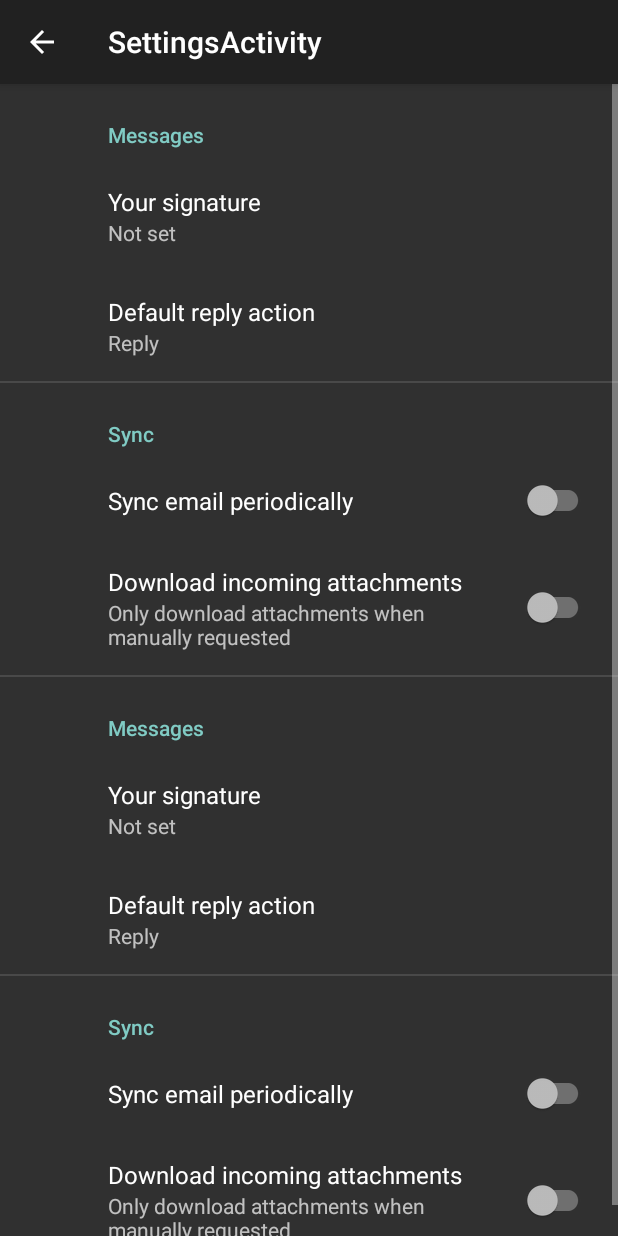
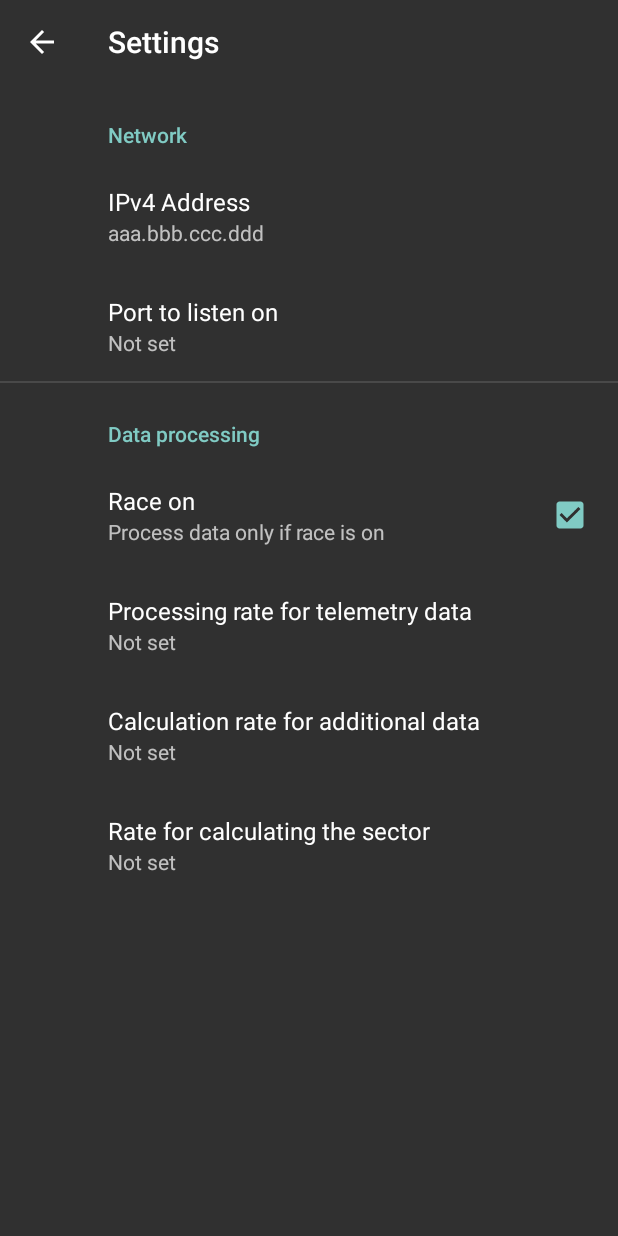
Before and after one commit to KnightsWhoSayNi0/ForzaTelemetry, an Android app: the SettingsActivity screen opened directly, with no data from a screen before it, on a phone screen of 412 x 824 dp. Run offline under Robolectric (Android 15) with nearby library versions, the phone set to English and light mode, and no system bars; our stand-ins replace androidx.preference.

Commit message:
Settings layout done, but settings do not yet apply

```diff
--- a/app/src/main/java/de/henrikkaltenbach/forzatelemetry/SettingsActivity.java
+++ b/app/src/main/java/de/henrikkaltenbach/forzatelemetry/activities/SettingsActivity.java
@@ -1,16 +1,21 @@
-package de.henrikkaltenbach.forzatelemetry;
+package de.henrikkaltenbach.forzatelemetry.activities;
 
 import android.os.Bundle;
 import androidx.appcompat.app.ActionBar;
 import androidx.appcompat.app.AppCompatActivity;
+import androidx.appcompat.widget.Toolbar;
 import androidx.preference.PreferenceFragmentCompat;
+
+import de.henrikkaltenbach.forzatelemetry.R;
 
 public class SettingsActivity extends AppCompatActivity {
 
     @Override
     protected void onCreate(Bundle savedInstanceState) {
         super.onCreate(savedInstanceState);
-        setContentView(R.layout.settings_activity);
+        setContentView(R.layout.activity_settings);
+        Toolbar toolbar = findViewById(R.id.toolbar);
+        setSupportActionBar(toolbar);
         getSupportFragmentManager()
                 .beginTransaction()
                 .replace(R.id.settings, new SettingsFragment())
@@ -24,7 +29,7 @@ public class SettingsActivity extends AppCompatActivity {
     public static class SettingsFragment extends PreferenceFragmentCompat {
         @Override
         public void onCreatePreferences(Bundle savedInstanceState, String rootKey) {
-            setPreferencesFromResource(R.xml.root_preferences, rootKey);
+            setPreferencesFromResource(R.xml.preferences, rootKey);
         }
     }
 }
--- /dev/null
+++ b/app/src/main/res/layout/activity_settings.xml
@@ -0,0 +1,19 @@
+<?xml version="1.0" encoding="utf-8"?>
+<LinearLayout
+        xmlns:android="http://schemas.android.com/apk/res/android"
+        xmlns:app="http://schemas.android.com/apk/res-auto"
+        android:layout_width="match_parent"
+        android:layout_height="match_parent"
+        android:orientation="vertical">
+    <androidx.appcompat.widget.Toolbar
+            android:id="@+id/toolbar"
+            android:layout_width="match_parent"
+            android:layout_height="?attr/actionBarSize"
+            android:elevation="10dp"
+            android:theme="@style/ThemeOverlay.AppCompat.ActionBar"
+            app:popupTheme="@style/ThemeOverlay.AppCompat.Light"/>
+    <FrameLayout
+            android:id="@+id/settings"
+            android:layout_width="match_parent"
+            android:layout_height="match_parent"/>
+</LinearLayout>
--- a/app/src/main/res/layout/settings_activity.xml
+++ /dev/null
@@ -1,9 +0,0 @@
-<LinearLayout
-        xmlns:android="http://schemas.android.com/apk/res/android"
-        android:layout_width="match_parent"
-        android:layout_height="match_parent">
-    <FrameLayout
-            android:id="@+id/settings"
-            android:layout_width="match_parent"
-            android:layout_height="match_parent"/>
-</LinearLayout>
--- a/app/src/main/res/values/arrays.xml
+++ b/app/src/main/res/values/arrays.xml
@@ -1,12 +1,32 @@
+<?xml version="1.0" encoding="utf-8"?>
 <resources>
-    <!-- Reply Preference -->
-    <string-array name="reply_entries">
-        <item>Reply</item>
-        <item>Reply to all</item>
+    <!-- Processing rate Preference -->
+    <string-array name="processing_rate">
+        <item>60 ¹⁄ₛ</item>
+        <item>30 ¹⁄ₛ</item>
+        <item>20 ¹⁄ₛ</item>
+        <item>15 ¹⁄ₛ</item>
+        <item>12 ¹⁄ₛ</item>
+        <item>10 ¹⁄ₛ</item>
+        <item>6 ¹⁄ₛ</item>
+        <item>5 ¹⁄ₛ</item>
+        <item>4 ¹⁄ₛ</item>
+        <item>3 ¹⁄ₛ</item>
+        <item>2 ¹⁄ₛ</item>
+        <item>1 ¹⁄ₛ</item>
     </string-array>
-
-    <string-array name="reply_values">
-        <item>reply</item>
-        <item>reply_all</item>
+    <string-array name="processing_rate_values">
+        <item>1</item>
+        <item>2</item>
+        <item>3</item>
+        <item>4</item>
+        <item>5</item>
+        <item>6</item>
+        <item>10</item>
+        <item>12</item>
+        <item>15</item>
+        <item>20</item>
+        <item>30</item>
+        <item>60</item>
     </string-array>
 </resources>
--- a/app/src/main/res/values/colors.xml
+++ b/app/src/main/res/values/colors.xml
@@ -1,9 +1,6 @@
 <?xml version="1.0" encoding="utf-8"?>
 <resources>
-    <color name="colorPrimary">#6200EE</color>
-    <color name="colorPrimaryDark">#3700B3</color>
+    <color name="colorPrimary">#000000</color>
     <color name="colorAccent">#03DAC5</color>
     <color name="red">#F44336</color>
-    <color name="white">#FFFFFF</color>
-    <color name="yellow">#FFEB3B</color>
 </resources>
--- a/app/src/main/res/values/strings.xml
+++ b/app/src/main/res/values/strings.xml
@@ -1,6 +1,11 @@
+<?xml version="1.0" encoding="utf-8"?>
 <resources>
-    <!-- Labels -->
+    <!-- App labels -->
     <string name="app_name">Forza Telemetry</string>
+    <string name="settings">Settings</string>
+    <string name="about">About</string>
+
+    <!-- Telemetry labels -->
     <string name="rpm">RPM</string>
     <string name="gear">Gear</string>
     <string name="boost">Boost</string>
@@ -35,20 +40,24 @@
     <string name="format_f6p2">%6.2f</string>
     <string name="format_f8p2">%8.2f</string>
 
-    <!--  -->
-    <string name="title_activity_settings">SettingsActivity</string>
+    <!-- Preference categories -->
+    <string name="network">Network</string>
+    <string name="data_processing">Data processing</string>
 
-    <!-- Preference Titles -->
-    <string name="messages_header">Messages</string>
-    <string name="sync_header">Sync</string>
+    <!-- Network preferences -->
+    <string name="ipv4">IPv4 Address</string>
+    <string name="ipv4_address">aaa.bbb.ccc.ddd</string>
+    <string name="port">Port to listen on</string>
 
-    <!-- Messages Preferences -->
-    <string name="signature_title">Your signature</string>
-    <string name="reply_title">Default reply action</string>
+    <!-- Data processing preferences -->
+    <string name="race_on">Race on</string>
+    <string name="processing_rate">Processing rate for telemetry data</string>
+    <string name="calculation_rate">Calculation rate for additional data</string>
+    <string name="sector_rate">Rate for calculating the sector</string>
 
-    <!-- Sync Preferences -->
-    <string name="sync_title">Sync email periodically</string>
-    <string name="attachment_title">Download incoming attachments</string>
-    <string name="attachment_summary_on">Automatically download attachments for incoming emails</string>
-    <string name="attachment_summary_off">Only download attachments when manually requested</string>
+    <!-- About -->
+    <string name="app_icon_description">App Icon</string>
+    <string name="version_placeholder">Version m.m.b.r</string>
+    <string name="author">developed by Henrik Kaltenbach</string>
+    <string name="license">published under GNU General Public License v3.0</string>
 </resources>
--- a/app/src/main/res/values/styles.xml
+++ b/app/src/main/res/values/styles.xml
@@ -1,8 +1,17 @@
+<?xml version="1.0" encoding="utf-8"?>
 <resources>
     <!-- Base application theme. -->
-    <style name="AppTheme" parent="Theme.AppCompat">
-        <!-- Customize your theme here. -->
+    <style name="AppTheme" parent="Theme.AppCompat.Light.DarkActionBar">
+        <item name="colorAccent">@color/colorAccent</item>
+        <item name="colorPrimary">@color/colorPrimary</item>
+    </style>
+
+    <!-- Main activity theme. -->
+    <style name="AppTheme.NoActionBar" parent="Theme.AppCompat.NoActionBar">
         <item name="android:navigationBarColor">@android:color/transparent</item>
         <item name="android:windowFullscreen">true</item>
+        <item name="windowActionBar">false</item>
+        <item name="windowNoTitle">true</item>
     </style>
+
 </resources>
--- /dev/null
+++ b/app/src/main/res/xml/preferences.xml
@@ -0,0 +1,45 @@
+<?xml version="1.0" encoding="utf-8"?>
+<PreferenceScreen
+        xmlns:android="http://schemas.android.com/apk/res/android" xmlns:app="http://schemas.android.com/apk/res-auto">
+    <PreferenceCategory
+            app:title="@string/network">
+        <Preference
+                app:key="ip"
+                app:title="@string/ipv4"
+                app:summary="@string/ipv4_address"/>
+        <EditTextPreference
+                app:key="port"
+                app:title="@string/port"
+                android:summary="Process data only if race is on"
+                app:useSimpleSummaryProvider="true"
+        />
+    </PreferenceCategory>
+    <PreferenceCategory
+            app:key="dataProcessing"
+            app:title="@string/data_processing"
+            app:initialExpandedChildrenCount="1">
+        <CheckBoxPreference
+                android:key="onlyIfRaceIsOn"
+                android:title="@string/race_on"
+                android:defaultValue="true"
+                android:summary="Process data only if race is on"/>
+        <ListPreference
+                android:key="processingRate"
+                android:title="@string/processing_rate"
+                android:entries="@array/processing_rate"
+                android:entryValues="@array/processing_rate_values"
+                app:useSimpleSummaryProvider="true"/>
+        <ListPreference
+                android:key="calculation_rate"
+                android:title="@string/calculation_rate"
+                android:entries="@array/processing_rate"
+                android:entryValues="@array/processing_rate_values"
+                app:useSimpleSummaryProvider="true"/>
+        <ListPreference
+                android:key="sector_rate"
+                android:title="@string/sector_rate"
+                android:entries="@array/processing_rate"
+                android:entryValues="@array/processing_rate_values"
+                app:useSimpleSummaryProvider="true"/>
+    </PreferenceCategory>
+</PreferenceScreen>
--- a/app/src/main/res/xml/root_preferences.xml
+++ /dev/null
@@ -1,70 +0,0 @@
-<PreferenceScreen
-        xmlns:app="http://schemas.android.com/apk/res-auto">
-
-    <PreferenceCategory
-            app:title="@string/messages_header">
-
-        <EditTextPreference
-                app:key="signature"
-                app:title="@string/signature_title"
-                app:useSimpleSummaryProvider="true"/>
-
-        <ListPreference
-                app:key="reply"
-                app:title="@string/reply_title"
-                app:entries="@array/reply_entries"
-                app:entryValues="@array/reply_values"
-                app:defaultValue="reply"
-                app:useSimpleSummaryProvider="true"/>
-
-    </PreferenceCategory>
-
-    <PreferenceCategory
-            app:title="@string/sync_header">
-
-        <SwitchPreferenceCompat
-                app:key="sync"
-                app:title="@string/sync_title"/>
-
-        <SwitchPreferenceCompat
-                app:key="attachment"
-                app:title="@string/attachment_title"
-                app:summaryOn="@string/attachment_summary_on"
-                app:summaryOff="@string/attachment_summary_off"
-                app:dependency="sync"/>
-
-    </PreferenceCategory>
-    <PreferenceCategory
-            app:title="@string/messages_header">
-
-        <EditTextPreference
-                app:key="signature"
-                app:title="@string/signature_title"
-                app:useSimpleSummaryProvider="true"/>
-
-        <ListPreference
-                app:key="reply"
-                app:title="@string/reply_title"
-                app:entries="@array/reply_entries"
-                app:entryValues="@array/reply_values"
-                app:defaultValue="reply"
-                app:useSimpleSummaryProvider="true"/>
-
-    </PreferenceCategory>
-    <PreferenceCategory
-            app:title="@string/sync_header">
-
-        <SwitchPreferenceCompat
-                app:key="sync"
-                app:title="@string/sync_title"/>
-
-        <SwitchPreferenceCompat
-                app:key="attachment"
-                app:title="@string/attachment_title"
-                app:summaryOn="@string/attachment_summary_on"
-                app:summaryOff="@string/attachment_summary_off"
-                app:dependency="sync"/>
-
-    </PreferenceCategory>
-
-</PreferenceScreen>
```
Also changed, not shown: app/build.gradle (+19 -11 lines), app/src/main/AndroidManifest.xml (+25 -10 lines), app/src/main/java/de/henrikkaltenbach/forzatelemetry/MainActivity.java (deleted, +0 -32 lines), app/src/main/java/de/henrikkaltenbach/forzatelemetry/activities/AboutActivity.java (added, +28 -0 lines), app/src/main/java/de/henrikkaltenbach/forzatelemetry/activities/MainActivity.java (added, +63 -0 lines), app/src/main/res/layout/activity_about.xml (added, +68 -0 lines), app/src/main/res/layout/activity_main.xml (+15 -4 lines), app/src/main/res/menu/menu.xml (added, +13 -0 lines).
